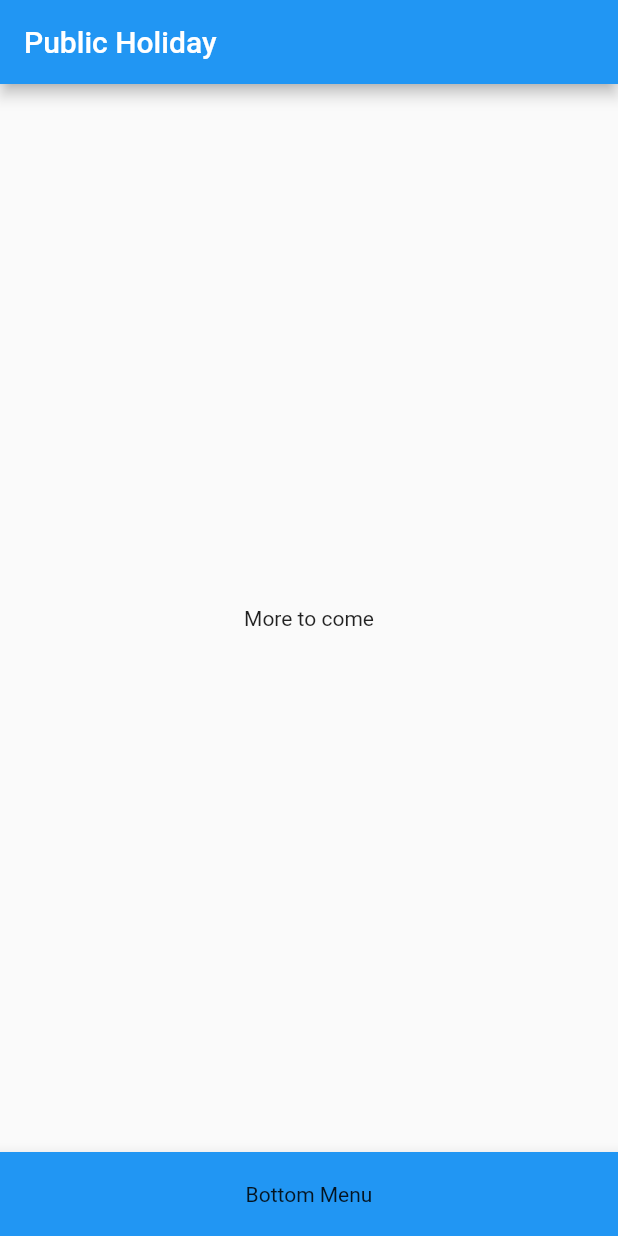
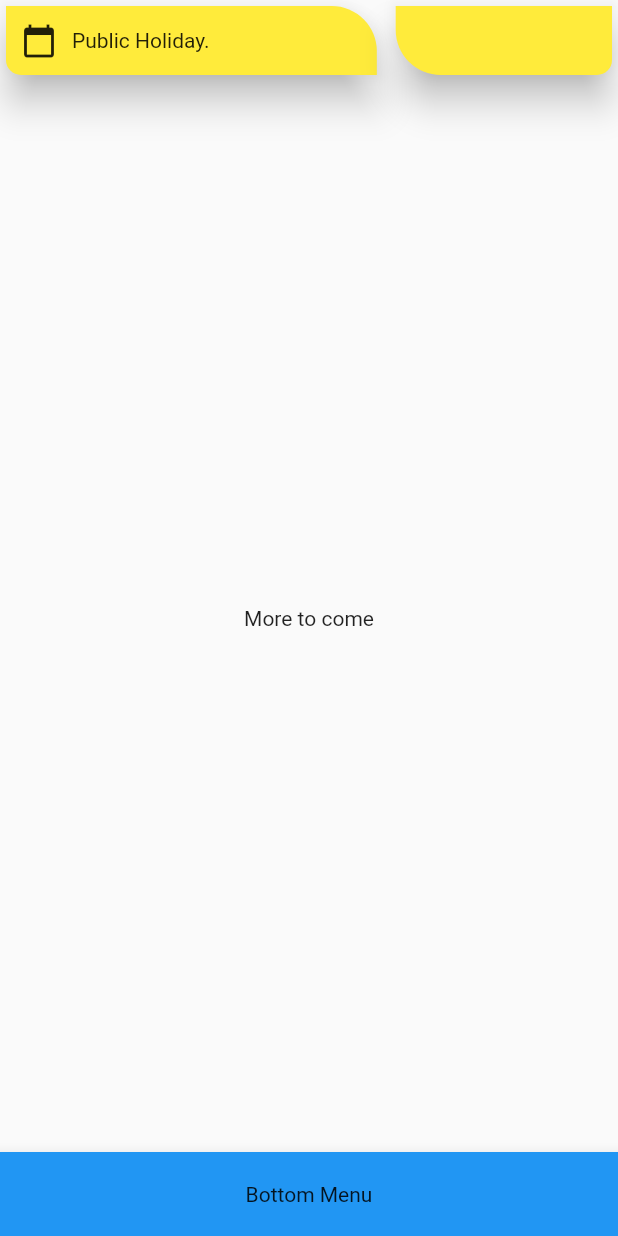
Before and after one commit to MartinBruska/PublicHolidayRebuild, a Flutter app: the screen it shows after launch, on a phone screen of 412 x 824 dp. Run offline on Flutter 3.47's test engine with Material 2 defaults, Android fonts, the phone set to English and light mode, and no system bars.

Commit message:
body of appBAr built

```diff
--- /dev/null
+++ b/public_holiday/lib/components/top_app_bar.dart
@@ -0,0 +1,68 @@
+import 'package:flutter/material.dart';
+
+class TopAppBar extends StatelessWidget implements PreferredSizeWidget {
+  final String title;
+  final Widget childWidget;
+
+  @override
+  final Size preferredSize;
+
+  TopAppBar({@required this.title, @required this.childWidget})
+      : preferredSize = Size.fromHeight(56.0);
+
+  @override
+  Widget build(BuildContext context) {
+    return SafeArea(
+      //To Do: try to run it without column widget
+      child: Column(
+        children: <Widget>[
+          Row(
+            mainAxisSize: MainAxisSize.max,
+            mainAxisAlignment: MainAxisAlignment.spaceBetween,
+            children: <Widget>[
+              Card(
+                color: Colors.yellow,
+                elevation: 10,
+                shape: RoundedRectangleBorder(
+                  borderRadius: BorderRadius.only(
+                    topRight: Radius.circular(30),
+                    bottomLeft: Radius.circular(10),
+                  ),
+                ),
+                child: Container(
+                  width: MediaQuery.of(context).size.width * 0.6,
+                  height: 46,
+                  child: Row(
+                    children: <Widget>[
+                      Padding(
+                        padding: const EdgeInsets.all(10.0),
+                        child: Icon(Icons.calendar_today),
+                      ),
+                      Text(
+                        this.title,
+                      ),
+                    ],
+                  ),
+                ),
+              ),
+              Card(
+                color: Colors.yellow,
+                elevation: 10,
+                shape: RoundedRectangleBorder(
+                  borderRadius: BorderRadius.only(
+                    bottomLeft: Radius.circular(30),
+                    bottomRight: Radius.circular(10),
+                  ),
+                ),
+                child: Container(
+                  height: 46,
+                  width: MediaQuery.of(context).size.width * 0.35,
+                ),
+              ),
+            ],
+          ),
+        ],
+      ),
+    );
+  }
+}
--- a/public_holiday/lib/main.dart
+++ b/public_holiday/lib/main.dart
@@ -1,5 +1,5 @@
 import 'package:flutter/material.dart';
-import 'package:public_holiday/screens/home_page.dart';
+import './screens/home_page.dart';
 
 void main() => runApp(MyApp());
 
--- a/public_holiday/lib/screens/home_page.dart
+++ b/public_holiday/lib/screens/home_page.dart
@@ -1,12 +1,11 @@
 import 'package:flutter/material.dart';
+import 'package:public_holiday/components/top_app_bar.dart';
 
 class HomePage extends StatelessWidget {
   @override
   Widget build(BuildContext context) {
     return Scaffold(
-      appBar: AppBar(
-        title: const Text("Public Holiday"),
-      ),
+      appBar: TopAppBar(title: "Public Holiday.", childWidget: null),
       body: Center(
         child: Text("More to come"),
       ),
--- a/public_holiday/pubspec.yaml
+++ b/public_holiday/pubspec.yaml
@@ -19,6 +19,7 @@ environment:
 dependencies:
   flutter:
     sdk: flutter
+
 
   # The following adds the Cupertino Icons font to your application.
   # Use with the CupertinoIcons class for iOS style icons.
```
